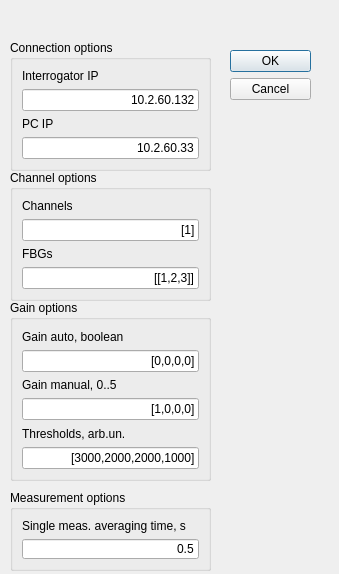
IlyaVatnik/AFR_interrogator, file UIs/it_parameters_dialog.ui: the form before one commit.
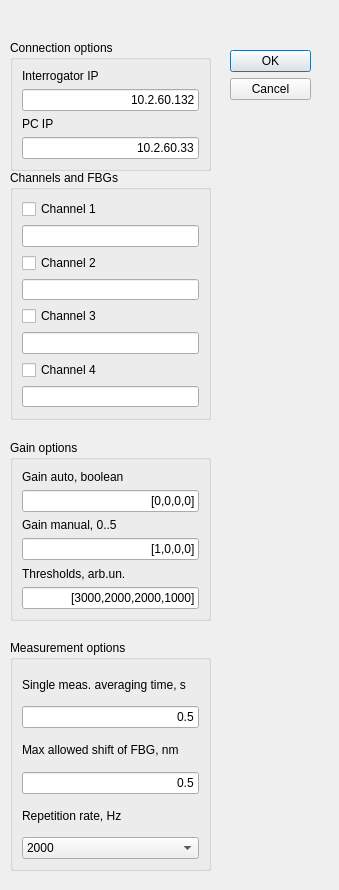
The form after the commit.

The edit to the form file:
```diff
--- a/UIs/it_parameters_dialog.ui
+++ b/UIs/it_parameters_dialog.ui
@@ -7,7 +7,7 @@
     <x>0</x>
     <y>0</y>
     <width>339</width>
-    <height>574</height>
+     <height>890</height>
    </rect>
   </property>
   <property name="windowTitle">
@@ -84,26 +84,24 @@
      <x>10</x>
      <y>170</y>
      <width>201</width>
-     <height>131</height>
+      <height>250</height>
     </rect>
    </property>
    <property name="title">
-    <string>Channel options</string>
+     <string>Channels and FBGs</string>
    </property>
    <layout class="QVBoxLayout" name="verticalLayout_3">
     <item>
-     <layout class="QVBoxLayout" name="verticalLayout_2">
-      <item>
-       <widget class="QLabel" name="label_27">
+      <widget class="QCheckBox" name="checkBox_ch_1">
         <property name="text">
-         <string>Channels</string>
+        <string>Channel 1</string>
         </property>
        </widget>
       </item>
       <item>
-       <widget class="QLineEdit" name="lineEdit_channels">
-        <property name="text">
-         <string>[1]</string>
+      <widget class="QLineEdit" name="lineEdit_fbg_1">
+       <property name="toolTip">
+        <string>example: 1,2,4</string>
         </property>
         <property name="alignment">
          <set>Qt::AlignRight|Qt::AlignTrailing|Qt::AlignVCenter</set>
@@ -111,23 +109,55 @@
        </widget>
       </item>
       <item>
-       <widget class="QLabel" name="label_28">
+      <widget class="QCheckBox" name="checkBox_ch_2">
         <property name="text">
-         <string>FBGs</string>
+        <string>Channel 2</string>
         </property>
        </widget>
       </item>
       <item>
-       <widget class="QLineEdit" name="lineEdit_FBGs">
+      <widget class="QLineEdit" name="lineEdit_fbg_2">
+       <property name="toolTip">
+        <string>example: 1,2,4</string>
+       </property>
+       <property name="alignment">
+        <set>Qt::AlignRight|Qt::AlignTrailing|Qt::AlignVCenter</set>
+       </property>
+      </widget>
+     </item>
+     <item>
+      <widget class="QCheckBox" name="checkBox_ch_3">
         <property name="text">
-         <string>[[1,2,3]]</string>
-        </property>
+        <string>Channel 3</string>
+       </property>
+      </widget>
+     </item>
+     <item>
+      <widget class="QLineEdit" name="lineEdit_fbg_3">
+       <property name="toolTip">
+        <string>example: 1,2,4</string>
+       </property>
         <property name="alignment">
          <set>Qt::AlignRight|Qt::AlignTrailing|Qt::AlignVCenter</set>
         </property>
        </widget>
       </item>
-     </layout>
+     <item>
+      <widget class="QCheckBox" name="checkBox_ch_4">
+       <property name="text">
+        <string>Channel 4</string>
+       </property>
+      </widget>
+     </item>
+     <item>
+      <widget class="QLineEdit" name="lineEdit_fbg_4">
+       <property name="toolTip">
+        <string>example: 1,2,4</string>
+       </property>
+       <property name="alignment">
+        <set>Qt::AlignRight|Qt::AlignTrailing|Qt::AlignVCenter</set>
+       </property>
+      </widget>
     </item>
    </layout>
   </widget>
@@ -135,7 +165,7 @@
    <property name="geometry">
     <rect>
      <x>10</x>
-     <y>300</y>
+      <y>440</y>
      <width>201</width>
      <height>181</height>
     </rect>
@@ -201,9 +231,9 @@
    <property name="geometry">
     <rect>
      <x>10</x>
-     <y>490</y>
+      <y>640</y>
      <width>201</width>
-     <height>81</height>
+      <height>231</height>
     </rect>
    </property>
    <property name="title">
@@ -227,6 +257,72 @@
       </property>
      </widget>
     </item>
+    <item>
+     <widget class="QLabel" name="label_33">
+      <property name="text">
+       <string>Max allowed shift of FBG, nm</string>
+      </property>
+     </widget>
+    </item>
+    <item>
+     <widget class="QLineEdit" name="lineEdit_max_wl_jump_nm">
+      <property name="text">
+       <string>0.5</string>
+      </property>
+      <property name="alignment">
+       <set>Qt::AlignRight|Qt::AlignTrailing|Qt::AlignVCenter</set>
+      </property>
+     </widget>
+    </item>
+    <item>
+     <widget class="QLabel" name="label_34">
+      <property name="text">
+       <string>Repetition rate, Hz</string>
+      </property>
+     </widget>
+    </item>
+    <item>
+     <widget class="QComboBox" name="comboBox_rep_rate">
+      <property name="currentIndex">
+       <number>6</number>
+      </property>
+      <item>
+       <property name="text">
+        <string>1</string>
+       </property>
+      </item>
+      <item>
+       <property name="text">
+        <string>3</string>
+       </property>
+      </item>
+      <item>
+       <property name="text">
+        <string>100</string>
+       </property>
+      </item>
+      <item>
+       <property name="text">
+        <string>200</string>
+       </property>
+      </item>
+      <item>
+       <property name="text">
+        <string>500</string>
+       </property>
+      </item>
+      <item>
+       <property name="text">
+        <string>1000</string>
+       </property>
+      </item>
+      <item>
+       <property name="text">
+        <string>2000</string>
+       </property>
+      </item>
+     </widget>
+    </item>
    </layout>
   </widget>
  </widget>
```
Lines whose indentation alone changed are shown as unchanged.
